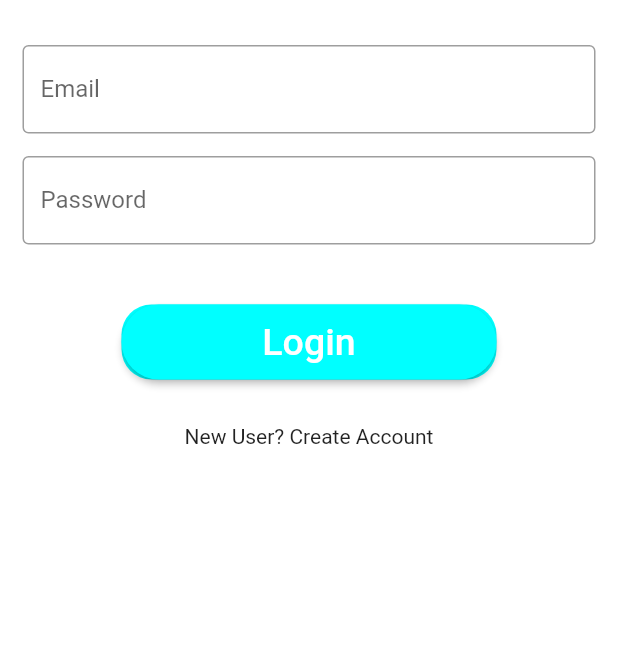
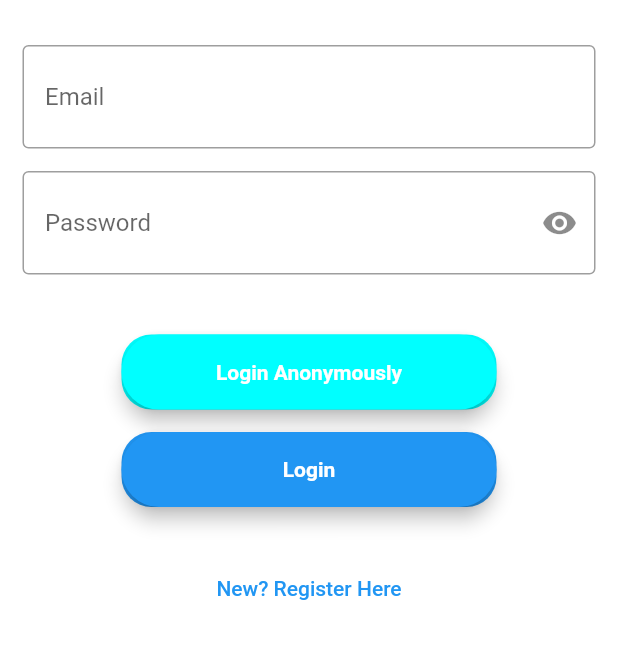
Before and after one commit to BCuracao/Askly, a Flutter app: the screen it shows after launch, on a phone screen of 412 x 824 dp, the part 399-1058 px from its top. Run offline on Flutter 3.47's test engine with Material 2 defaults, Android fonts, the light colour scheme and no system bars; our stand-ins replace firebase_auth, firebase_core; accounts and stored records are empty.

Commit message:
fiished login screen and register

```diff
--- a/lib/src/screens/login_screen.dart
+++ b/lib/src/screens/login_screen.dart
@@ -33,11 +33,11 @@ class LoginScreenState extends State<LoginScreen> {
           return 'Enter a Valid Email Address';
         }
       },
-      decoration: InputDecoration(
+      decoration: const InputDecoration(
         hintText: 'Email',
         contentPadding:
-            const EdgeInsets.only(left: 15.0, right: 15.0, top: 30, bottom: 0),
-        border: OutlineInputBorder(borderRadius: BorderRadius.circular(32.0)),
+            EdgeInsets.only(left: 15.0, right: 15.0, top: 30, bottom: 20),
+        border: OutlineInputBorder(),
       ),
     );
 
@@ -57,8 +57,8 @@ class LoginScreenState extends State<LoginScreen> {
       decoration: InputDecoration(
         hintText: 'Password',
         contentPadding:
-            const EdgeInsets.only(left: 15.0, right: 15.0, top: 15, bottom: 40),
-        border: OutlineInputBorder(borderRadius: BorderRadius.circular(32.0)),
+            const EdgeInsets.only(left: 15.0, right: 15.0, top: 15, bottom: 35),
+        border: const OutlineInputBorder(),
         suffixIcon: IconButton(
           icon: Icon(_obscureText ? Icons.visibility : Icons.visibility_off),
           onPressed: () {
@@ -77,10 +77,30 @@ class LoginScreenState extends State<LoginScreen> {
       child: const Text('New? Register Here'),
     );
 
+    /* Kept just for reference values
+    ElevatedButton(
+                        style: ElevatedButton.styleFrom(
+                          foregroundColor: Colors.white,
+                          backgroundColor:
+                              const Color.fromARGB(255, 0, 255, 255),
+                          shape: RoundedRectangleBorder(
+                            borderRadius: BorderRadius.circular(32.0),
+                          ),
+                        ),
+                        onPressed: () {
+                          Navigator.push(context,
+                              MaterialPageRoute(builder: (_) => HomeScreen()));
+                        },
+                        child: const Text(
+                          'Login',
+                          style: TextStyle(color: Colors.white, fontSize: 25),
+                        ),
+                      ),
+    */
     final loginAnonymousButton = Material(
       elevation: 5.0,
       borderRadius: BorderRadius.circular(30.0),
-      color: Theme.of(context).primaryColor,
+      color: const Color.fromARGB(255, 0, 255, 255),
       child: MaterialButton(
         minWidth: MediaQuery.of(context).size.width,
         padding: const EdgeInsets.fromLTRB(20.0, 15.0, 20.0, 15.0),
@@ -167,28 +187,17 @@ class LoginScreenState extends State<LoginScreen> {
                         ),
                       ),
                     ),
-                    const Padding(
-                      padding: EdgeInsets.only(
+                    Padding(
+                      padding: const EdgeInsets.only(
                           left: 15.0, right: 15.0, top: 30, bottom: 0),
                       //padding: EdgeInsets.symmetric(horizontal: 15),
-                      child: TextField(
-                        decoration: InputDecoration(
-                            border: OutlineInputBorder(),
-                            labelText: 'Email',
-                            hintText: 'Enter valid email id as abc@gmail.com'),
-                      ),
+                      child: emailField,
                     ),
-                    const Padding(
-                      padding: EdgeInsets.only(
+                    Padding(
+                      padding: const EdgeInsets.only(
                           left: 15.0, right: 15.0, top: 15, bottom: 40),
                       //padding: EdgeInsets.symmetric(horizontal: 15),
-                      child: TextField(
-                        obscureText: true,
-                        decoration: InputDecoration(
-                            border: OutlineInputBorder(),
-                            labelText: 'Password',
-                            hintText: 'Enter secure password'),
-                      ),
+                      child: passwordField,
                     ),
                     Container(
                       height: 50,
@@ -196,29 +205,21 @@ class LoginScreenState extends State<LoginScreen> {
                       decoration: BoxDecoration(
                           color: const Color.fromARGB(255, 0, 255, 255),
                           borderRadius: BorderRadius.circular(20)),
-                      child: ElevatedButton(
-                        style: ElevatedButton.styleFrom(
-                          foregroundColor: Colors.white,
-                          backgroundColor:
-                              const Color.fromARGB(255, 0, 255, 255),
-                          shape: RoundedRectangleBorder(
-                            borderRadius: BorderRadius.circular(32.0),
-                          ),
-                        ),
-                        onPressed: () {
-                          Navigator.push(context,
-                              MaterialPageRoute(builder: (_) => HomeScreen()));
-                        },
-                        child: const Text(
-                          'Login',
-                          style: TextStyle(color: Colors.white, fontSize: 25),
-                        ),
-                      ),
+                      child: loginAnonymousButton,
+                    ),
+                    const SizedBox(height: 15),
+                    Container(
+                      height: 50,
+                      width: 250,
+                      decoration: BoxDecoration(
+                          color: Theme.of(context).primaryColor,
+                          borderRadius: BorderRadius.circular(20)),
+                      child: loginEmailPasswordButton,
                     ),
                     const SizedBox(
                       height: 30,
                     ),
-                    const Text('New User? Create Account')
+                    textButton,
                   ],
                 ),
               ),
```
Also changed, not shown: lib/src/screens/authenticate/register.dart (added, +145 -0 lines), lib/models/loginuser.dart (line endings or trailing spaces), 1 other file.
